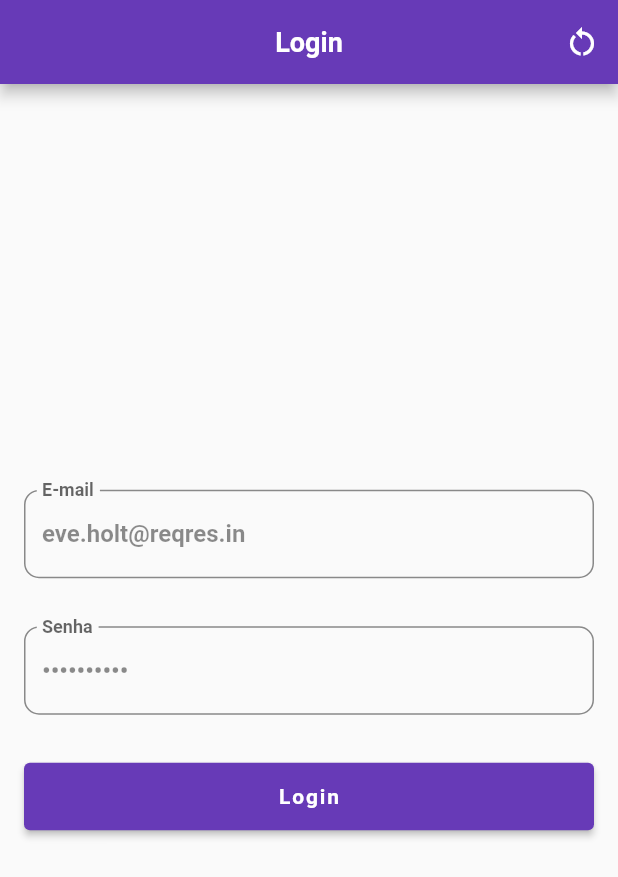
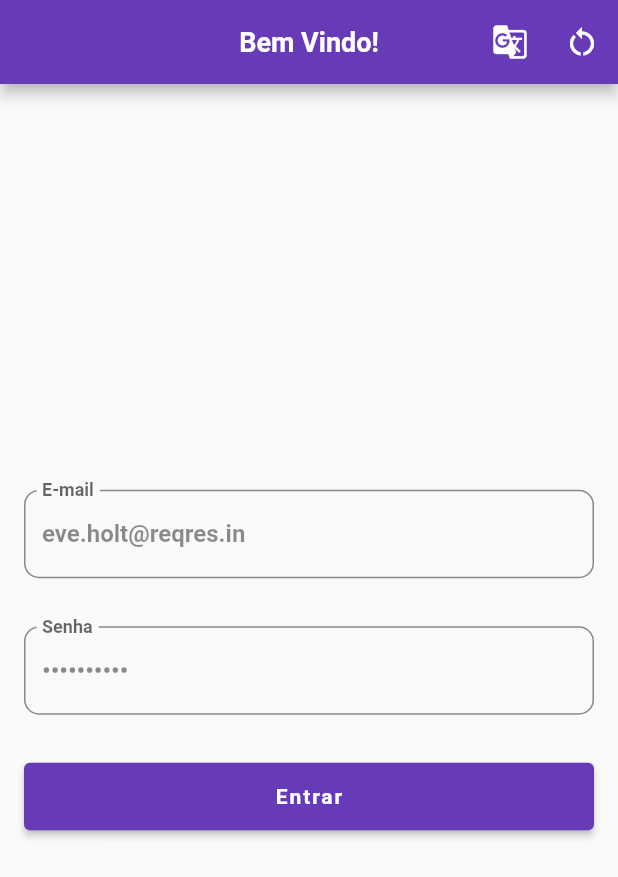
Before and after one commit to Kdiaseng/scaffold_flutter, a Flutter app: the screen it shows after launch, on a phone screen of 412 x 824 dp. Shown: the top 877 px of the screen. Run offline on Flutter 3.47's test engine with Material 2 defaults, Android fonts, the phone set to English and light mode, and no system bars; our stand-ins replace cached_network_image, dio, flutter_svg, get, lottie.

Commit message:
feat: implementeds translations

```diff
--- a/lib/app/app_nick_name.dart
+++ b/lib/app/app_nick_name.dart
@@ -6,6 +6,7 @@ import 'package:scaffold_flutter/features/users/user_binding.dart';
 import 'package:scaffold_flutter/features/users/view/user_details_view.dart';
 import 'package:scaffold_flutter/features/users/view/users_view.dart';
 import 'package:scaffold_flutter/themes/themes_nick_name.dart';
+import 'package:scaffold_flutter/utils/nick_name_translations.dart';
 
 class AppNickName extends StatelessWidget {
   const AppNickName({Key? key}) : super(key: key);
@@ -17,6 +18,8 @@ class AppNickName extends StatelessWidget {
       defaultTransition: Transition.fadeIn,
       title: 'Flutter Demo',
       initialRoute: LoginView.route,
+      translations: NickNameTranslations(),
+      locale: const Locale('pt', 'BR'),
       // initialBinding: UserBinding(),
       getPages: [
         GetPage(
--- a/lib/features/login/view/components/bottom_sheet_error_component.dart
+++ b/lib/features/login/view/components/bottom_sheet_error_component.dart
@@ -18,7 +18,7 @@ class BottomSheetErrorComponent extends StatelessWidget {
       child: Column(
         children: [
           Expanded(child: Lottie.asset(PathAssets.errorLottie)),
-          Text("Desculpe!",
+          Text("sorry".tr,
               style: textTheme.headline5?.copyWith(color: Colors.deepPurple)),
           const SizedBox(height: 16),
           Text(
--- a/lib/features/login/view/login_view.dart
+++ b/lib/features/login/view/login_view.dart
@@ -15,8 +15,12 @@ class LoginView extends StatelessWidget {
     return Scaffold(
       appBar: AppBar(
         centerTitle: true,
-        title: const Text('Login'),
+        title: Text('welcome'.tr),
         actions: [
+          IconButton(
+            onPressed: loginController.updateLocale,
+            icon: const Icon(Icons.g_translate),
+          ),
           IconButton(
             onPressed: loginController.resetInputs,
             icon: const Icon(Icons.restart_alt),
@@ -33,8 +37,8 @@ class LoginView extends StatelessWidget {
                 controller: loginController.emailController,
                 onChanged: loginController.updateEmail,
                 keyboardType: TextInputType.emailAddress,
-                decoration: const InputDecoration(
-                    labelText: "E-mail", border: OutlineInputBorder()),
+                decoration:  InputDecoration(
+                    labelText: "email".tr, border: const OutlineInputBorder()),
               ),
               const SizedBox(height: 32),
               TextFormField(
@@ -42,8 +46,8 @@ class LoginView extends StatelessWidget {
                 onChanged: loginController.updatePassword,
                 keyboardType: TextInputType.visiblePassword,
                 obscureText: true,
-                decoration: const InputDecoration(
-                    labelText: "Senha", border: OutlineInputBorder()),
+                decoration:  InputDecoration(
+                    labelText: "password".tr, border: const OutlineInputBorder()),
               ),
               const SizedBox(height: 32),
               SizedBox(
@@ -59,9 +63,9 @@ class LoginView extends StatelessWidget {
                             color: Colors.white);
                       }
                       if (response is Error) {
-                        return const Text("Login");
+                        return  Text("enter".tr);
                       }
-                      return const Text("Login");
+                      return  Text("enter".tr);
                     },
                   ),
                 ),
--- a/lib/themes/themes_nick_name.dart
+++ b/lib/themes/themes_nick_name.dart
@@ -1,5 +1,4 @@
 import 'package:flutter/material.dart';
-import 'package:scaffold_flutter/themes/colors_nick_name.dart';
 
 class ThemesNickName {
   ThemesNickName._();
--- a/lib/utils/nick_name_translations.dart
+++ b/lib/utils/nick_name_translations.dart
@@ -6,9 +6,25 @@ class NickNameTranslations extends Translations {
   Map<String, Map<String, String>> get keys => {
         'pt_BR': {
           'title': 'Alô Mundo!',
+          'email': 'E-mail',
+          'password': 'Senha',
+          'enter': 'Entrar',
+          'description': 'Descrição',
+          'loading_data': 'Carregando dados...',
+          'sorry': 'Desculpe!',
+          'welcome': 'Bem Vindo!',
+          'profile_name': 'Perfil de @name'
         },
         'en_US': {
-          'title': 'Hello Wold'
+          'title': 'Hello Wold',
+          'email': 'E-mail',
+          'password': 'Password',
+          'enter': 'Enter',
+          'description': 'Description',
+          'loading_data': 'Loading data...',
+          'sorry': 'Sorry!',
+          'welcome': 'Welcome',
+          'profile_name': 'Profile of @name'
         },
       };
 }
```
Also changed, not shown: lib/features/login/controller/login_controller.dart (+14 -3 lines), lib/features/users/view/user_details_view.dart (+16 -8 lines).
